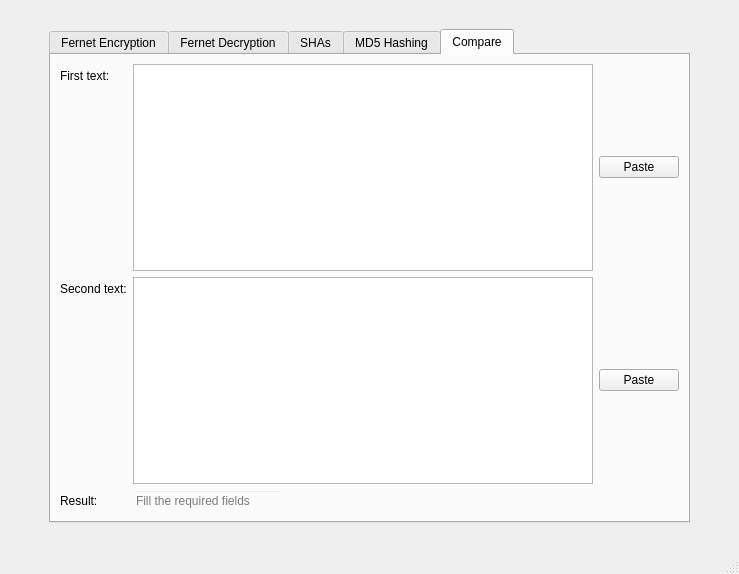
Before: the Qt Designer form design.ui in germanivanov0719/Cryptography, drawn with Qt 5.
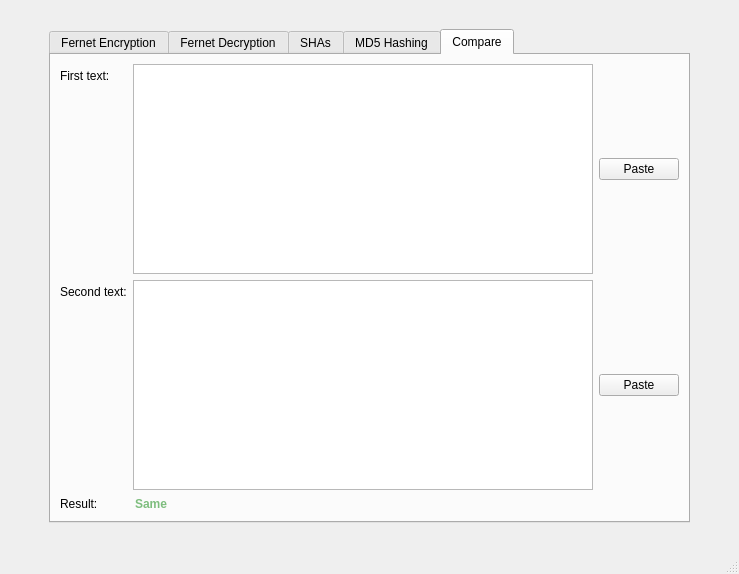
After: the same form once the commit is applied.

Diff of the .ui file:
```diff
--- a/design.ui
+++ b/design.ui
@@ -922,21 +922,37 @@
             </property>
             <property name="minimumSize">
              <size>
-              <width>150</width>
+              <width>0</width>
               <height>0</height>
              </size>
             </property>
+            <property name="maximumSize">
+             <size>
+              <width>100</width>
+              <height>16777215</height>
+             </size>
+            </property>
+            <property name="font">
+             <font>
+              <weight>75</weight>
+              <bold>true</bold>
+              <strikeout>false</strikeout>
+             </font>
+            </property>
             <property name="autoFillBackground">
              <bool>false</bool>
             </property>
             <property name="styleSheet">
-             <string notr="true">background-color: #00000000</string>
+             <string notr="true">border: 0; 
+background-color: #00000000; 
+color: green
+</string>
             </property>
             <property name="readOnly">
              <bool>true</bool>
             </property>
             <property name="placeholderText">
-             <string>Fill the required fields</string>
+             <string>Same</string>
             </property>
             <property name="clearButtonEnabled">
              <bool>false</bool>
```
Left out of the diff: 3 changed lines with no effect on the pictures.
